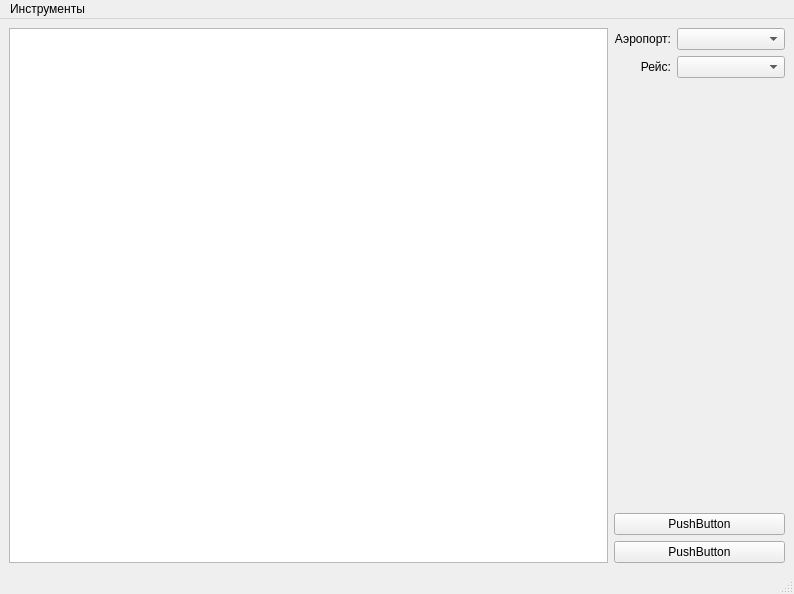
Puzzanis/QtHomework, file CourseProject/AirportInspector/mainwindow.ui: the form before one commit.
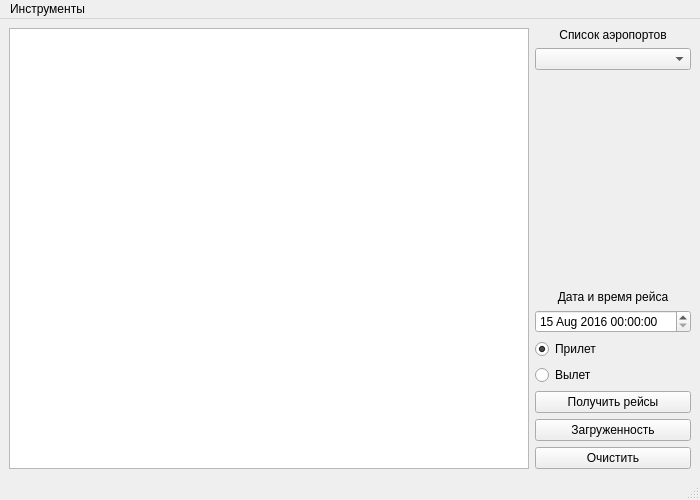
The form after the commit. Icons and pictures are not drawn.

What changed in the file:
```diff
--- a/CourseProject/AirportInspector/mainwindow.ui
+++ b/CourseProject/AirportInspector/mainwindow.ui
@@ -6,55 +6,53 @@
    <rect>
     <x>0</x>
     <y>0</y>
-    <width>794</width>
-    <height>594</height>
+    <width>700</width>
+    <height>500</height>
    </rect>
   </property>
+  <property name="minimumSize">
+   <size>
+    <width>700</width>
+    <height>500</height>
+   </size>
+  </property>
+  <property name="maximumSize">
+   <size>
+    <width>700</width>
+    <height>500</height>
+   </size>
+  </property>
   <property name="windowTitle">
    <string>MainWindow</string>
   </property>
+  <property name="styleSheet">
+   <string notr="true"/>
+  </property>
   <widget class="QWidget" name="centralwidget">
-   <layout class="QHBoxLayout" name="horizontalLayout_2">
+   <layout class="QGridLayout" name="gridLayout" columnstretch="0">
+    <item row="0" column="0">
+     <layout class="QHBoxLayout" name="horizontalLayout" stretch="10,3">
     <item>
-     <layout class="QHBoxLayout" name="horizontalLayout" stretch="7,2">
-      <item>
-       <layout class="QHBoxLayout" name="horizontalLayout_3">
-        <item>
-         <widget class="QTableView" name="tableView"/>
-        </item>
-       </layout>
+       <widget class="QTableView" name="tableView">
+        <property name="styleSheet">
+         <string notr="true"/>
+        </property>
+       </widget>
       </item>
       <item>
        <layout class="QVBoxLayout" name="verticalLayout">
         <item>
-         <layout class="QGridLayout" name="gridLayout" columnstretch="2,10,0" rowminimumheight="0,0,0" columnminimumwidth="0,0,0">
-          <item row="2" column="0">
-           <widget class="QLabel" name="label_2">
-            <property name="text">
-             <string>Рейс:</string>
-            </property>
-            <property name="alignment">
-             <set>Qt::AlignmentFlag::AlignRight|Qt::AlignmentFlag::AlignTrailing|Qt::AlignmentFlag::AlignVCenter</set>
-            </property>
-           </widget>
-          </item>
-          <item row="1" column="0">
            <widget class="QLabel" name="label">
             <property name="text">
-             <string>Аэропорт:</string>
+           <string>Список аэропортов</string>
             </property>
             <property name="alignment">
-             <set>Qt::AlignmentFlag::AlignRight|Qt::AlignmentFlag::AlignTrailing|Qt::AlignmentFlag::AlignVCenter</set>
+           <set>Qt::AlignmentFlag::AlignCenter</set>
             </property>
            </widget>
           </item>
-          <item row="1" column="1">
-           <widget class="QComboBox" name="comboBox"/>
-          </item>
-          <item row="2" column="1">
-           <widget class="QComboBox" name="comboBox_2"/>
-          </item>
-         </layout>
+        <item>
+         <widget class="QComboBox" name="cb_Aeroport"/>
         </item>
         <item>
          <spacer name="verticalSpacer">
@@ -70,22 +68,83 @@
          </spacer>
         </item>
         <item>
-         <layout class="QVBoxLayout" name="verticalLayout_2">
+         <widget class="QLabel" name="label_2">
+          <property name="text">
+           <string>Дата и время рейса</string>
+          </property>
+          <property name="alignment">
+           <set>Qt::AlignmentFlag::AlignCenter</set>
+          </property>
+         </widget>
+        </item>
           <item>
-           <widget class="QPushButton" name="pushButton">
+         <widget class="QDateTimeEdit" name="dateTimeEdit">
+          <property name="maximumDateTime">
+           <datetime>
+            <hour>0</hour>
+            <minute>0</minute>
+            <second>0</second>
+            <year>2017</year>
+            <month>9</month>
+            <day>17</day>
+           </datetime>
+          </property>
+          <property name="minimumDateTime">
+           <datetime>
+            <hour>0</hour>
+            <minute>0</minute>
+            <second>0</second>
+            <year>2016</year>
+            <month>8</month>
+            <day>15</day>
+           </datetime>
+          </property>
+          <property name="maximumDate">
+           <date>
+            <year>2017</year>
+            <month>9</month>
+            <day>17</day>
+           </date>
+          </property>
+         </widget>
+        </item>
+        <item>
+         <widget class="QRadioButton" name="rb_arrival">
             <property name="text">
-             <string>PushButton</string>
+           <string>Прилет</string>
+          </property>
+          <property name="checked">
+           <bool>true</bool>
+          </property>
+         </widget>
+        </item>
+        <item>
+         <widget class="QRadioButton" name="rb_departure">
+          <property name="text">
+           <string>Вылет</string>
+          </property>
+         </widget>
+        </item>
+        <item>
+         <widget class="QPushButton" name="pb_flights">
+          <property name="text">
+           <string>Получить рейсы</string>
             </property>
            </widget>
           </item>
           <item>
            <widget class="QPushButton" name="pushButton_2">
             <property name="text">
-             <string>PushButton</string>
+           <string>Загруженность</string>
             </property>
            </widget>
           </item>
-         </layout>
+        <item>
+         <widget class="QPushButton" name="pb_clear">
+          <property name="text">
+           <string>Очистить</string>
+          </property>
+         </widget>
         </item>
        </layout>
       </item>
@@ -98,7 +157,7 @@
     <rect>
      <x>0</x>
      <y>0</y>
-     <width>794</width>
+     <width>700</width>
      <height>21</height>
     </rect>
    </property>
```
Left out of the diff: 9 changed lines with no effect on the pictures. Lines whose indentation alone changed are shown as unchanged.
